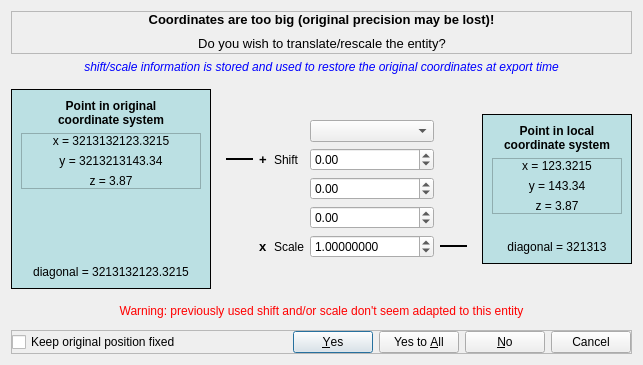
Above: libs/qCC_io/ui_templates/globalShiftAndScaleDlg.ui from CloudCompare/CloudCompare before the change. Below: the same form after it.
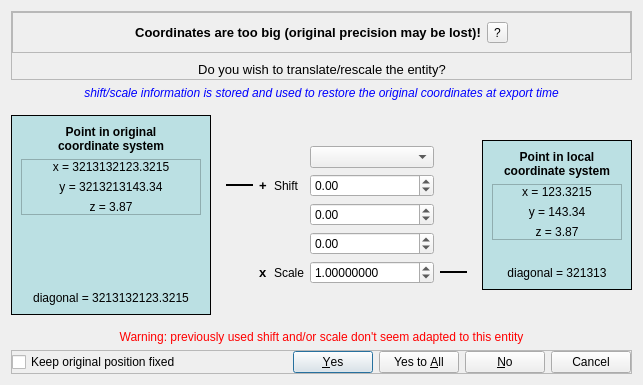
That is the form after the change.

Commit message: Final upgrade of the "Global Shift & Scale" mechanism

What changed in the file:
```diff
--- a/libs/qCC_io/ui_templates/globalShiftAndScaleDlg.ui
+++ b/libs/qCC_io/ui_templates/globalShiftAndScaleDlg.ui
@@ -42,6 +42,28 @@
        <number>0</number>
       </property>
       <item>
+       <widget class="QFrame" name="frame_2">
+        <property name="frameShape">
+         <enum>QFrame::StyledPanel</enum>
+        </property>
+        <property name="frameShadow">
+         <enum>QFrame::Raised</enum>
+        </property>
+        <layout class="QHBoxLayout" name="horizontalLayout_3">
+         <item>
+          <spacer name="horizontalSpacer_3">
+           <property name="orientation">
+            <enum>Qt::Horizontal</enum>
+           </property>
+           <property name="sizeHint" stdset="0">
+            <size>
+             <width>40</width>
+             <height>20</height>
+            </size>
+           </property>
+          </spacer>
+         </item>
+         <item>
        <widget class="QLabel" name="messageLabel">
         <property name="font">
          <font>
@@ -56,6 +78,32 @@
         <property name="alignment">
          <set>Qt::AlignCenter</set>
         </property>
+          </widget>
+         </item>
+         <item>
+          <widget class="QToolButton" name="moreInfoToolButton">
+           <property name="toolTip">
+            <string>More information about this issue</string>
+           </property>
+           <property name="text">
+            <string>?</string>
+           </property>
+          </widget>
+         </item>
+         <item>
+          <spacer name="horizontalSpacer_4">
+           <property name="orientation">
+            <enum>Qt::Horizontal</enum>
+           </property>
+           <property name="sizeHint" stdset="0">
+            <size>
+             <width>40</width>
+             <height>20</height>
+            </size>
+           </property>
+          </spacer>
+         </item>
+        </layout>
        </widget>
       </item>
       <item>
```
Lines whose indentation alone changed are shown as unchanged. The commit also changes 7 other files.
